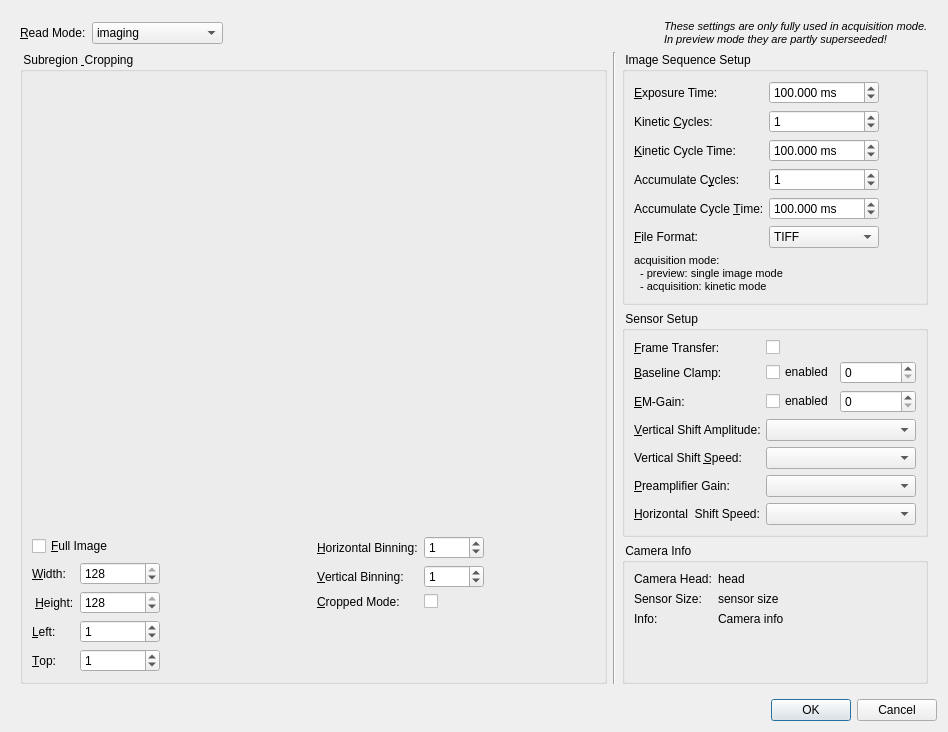
Qt form plugins/cam_andor/andorsettingsdialog.ui (jkriege2/QuickFit3) before a commit.
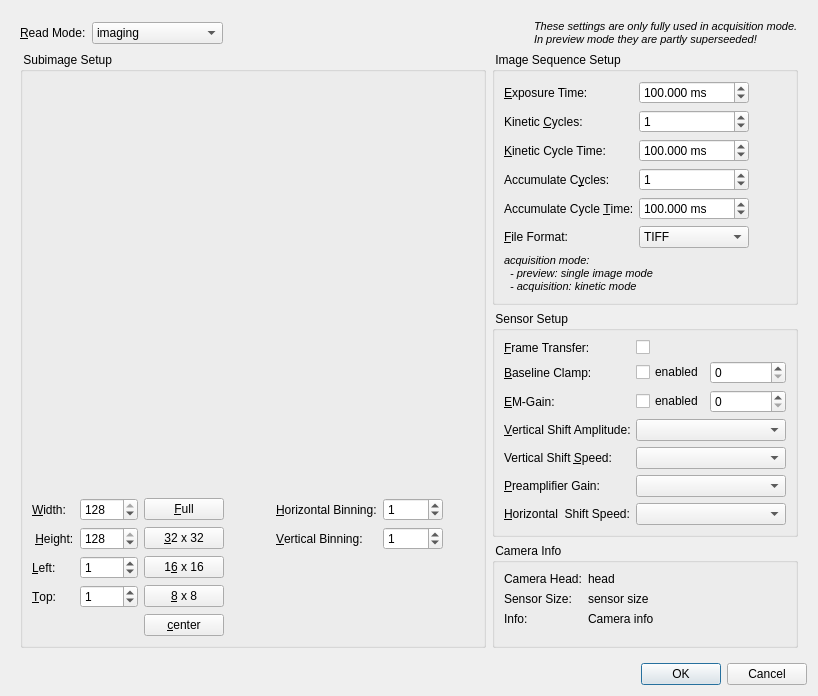
The same form after that commit. Icons and pictures are not drawn. Custom widgets are drawn as their Qt base class.

The edit to the form file:
```diff
--- a/plugins/cam_andor/andorsettingsdialog.ui
+++ b/plugins/cam_andor/andorsettingsdialog.ui
@@ -6,8 +6,8 @@
    <rect>
     <x>0</x>
     <y>0</y>
-    <width>948</width>
-    <height>732</height>
+    <width>818</width>
+    <height>696</height>
    </rect>
   </property>
   <property name="windowTitle">
@@ -23,8 +23,8 @@
   <layout class="QVBoxLayout" name="verticalLayout">
    <item>
     <widget class="QWidget" name="widget" native="true">
-     <layout class="QGridLayout" name="gridLayout" rowstretch="0,1,1,2" columnstretch="1,0,0">
-      <item row="0" column="0" colspan="3">
+     <layout class="QGridLayout" name="gridLayout" rowstretch="0,0,0,1" columnstretch="1,0">
+      <item row="0" column="0" colspan="2">
        <layout class="QHBoxLayout" name="horizontalLayout">
         <item>
          <widget class="QLabel" name="label">
@@ -85,15 +85,15 @@
       <item row="1" column="0" rowspan="3">
        <widget class="QGroupBox" name="groupBox_2">
         <property name="title">
-         <string> Subregion &amp; Cropping </string>
+         <string> Subimage Setup </string>
         </property>
         <property name="flat">
          <bool>true</bool>
         </property>
-        <layout class="QGridLayout" name="gridLayout_2" rowstretch="1,0">
+        <layout class="QGridLayout" name="gridLayout_2" rowstretch="1,0" columnstretch="1,0,1,0">
          <item row="1" column="0">
-          <layout class="QFormLayout" name="formLayout_4">
-           <item row="1" column="0">
+          <layout class="QGridLayout" name="gridLayout_4" columnstretch="1,2,0">
+           <item row="0" column="0">
             <widget class="QLabel" name="label_18">
              <property name="text">
               <string>&amp;Width:</string>
@@ -103,7 +103,7 @@
              </property>
             </widget>
            </item>
-           <item row="1" column="1">
+           <item row="0" column="1">
             <widget class="QSpinBox" name="spinWidth">
              <property name="maximumSize">
               <size>
@@ -119,7 +119,7 @@
              </property>
             </widget>
            </item>
-           <item row="2" column="0">
+           <item row="1" column="0">
             <widget class="QLabel" name="label_19">
              <property name="text">
               <string> &amp;Height:</string>
@@ -129,7 +129,7 @@
              </property>
             </widget>
            </item>
-           <item row="2" column="1">
+           <item row="1" column="1">
             <widget class="QSpinBox" name="spinHeight">
              <property name="maximumSize">
               <size>
@@ -145,7 +145,7 @@
              </property>
             </widget>
            </item>
-           <item row="3" column="0">
+           <item row="2" column="0">
             <widget class="QLabel" name="label_21">
              <property name="text">
               <string>&amp;Left:</string>
@@ -155,7 +155,7 @@
              </property>
             </widget>
            </item>
-           <item row="3" column="1">
+           <item row="2" column="1">
             <widget class="QSpinBox" name="spinLeft">
              <property name="maximumSize">
               <size>
@@ -171,7 +171,7 @@
              </property>
             </widget>
            </item>
-           <item row="4" column="0">
+           <item row="3" column="0">
             <widget class="QLabel" name="label_20">
              <property name="text">
               <string>&amp;Top:</string>
@@ -181,7 +181,7 @@
              </property>
             </widget>
            </item>
-           <item row="4" column="1">
+           <item row="3" column="1">
             <widget class="QSpinBox" name="spinTop">
              <property name="maximumSize">
               <size>
@@ -197,17 +197,48 @@
              </property>
             </widget>
            </item>
-           <item row="0" column="0" colspan="2">
-            <widget class="QCheckBox" name="chkFullImage">
+           <item row="0" column="2">
+            <widget class="QPushButton" name="btnFull">
              <property name="text">
-              <string>&amp;Full Image</string>
+              <string>&amp;Full</string>
+             </property>
+            </widget>
+           </item>
+           <item row="1" column="2">
+            <widget class="QPushButton" name="btn32">
+             <property name="text">
+              <string>&amp;32 x 32</string>
+             </property>
+            </widget>
+           </item>
+           <item row="2" column="2">
+            <widget class="QPushButton" name="btn16">
+             <property name="text">
+              <string>1&amp;6 x 16</string>
+             </property>
+            </widget>
+           </item>
+           <item row="3" column="2">
+            <widget class="QPushButton" name="btn8">
+             <property name="text">
+              <string>&amp;8 x 8</string>
+             </property>
+            </widget>
+           </item>
+           <item row="4" column="2">
+            <widget class="QPushButton" name="btnCenter">
+             <property name="text">
+              <string>&amp;center</string>
              </property>
             </widget>
            </item>
           </layout>
          </item>
-         <item row="1" column="1">
+         <item row="1" column="2">
           <layout class="QFormLayout" name="formLayout_3">
+           <property name="fieldGrowthPolicy">
+            <enum>QFormLayout::AllNonFixedFieldsGrow</enum>
+           </property>
            <item row="0" column="0">
             <widget class="QLabel" name="label_15">
              <property name="text">
@@ -260,32 +291,28 @@
              </property>
             </widget>
            </item>
-           <item row="2" column="0">
-            <widget class="QLabel" name="label_17">
-             <property name="text">
-              <string>&amp;Cropped Mode:</string>
-             </property>
-             <property name="buddy">
-              <cstring>chkCroppedMode</cstring>
-             </property>
-            </widget>
-           </item>
-           <item row="2" column="1">
-            <widget class="QCheckBox" name="chkCroppedMode">
-             <property name="text">
-              <string/>
-             </property>
-            </widget>
-           </item>
           </layout>
          </item>
-         <item row="0" column="0" colspan="2">
+         <item row="0" column="0" colspan="4">
           <widget class="JKQTFastPlotter" name="plotter" native="true"/>
          </item>
+         <item row="1" column="1">
+          <spacer name="horizontalSpacer_2">
+           <property name="orientation">
+            <enum>Qt::Horizontal</enum>
+           </property>
+           <property name="sizeHint" stdset="0">
+            <size>
+             <width>40</width>
+             <height>20</height>
+            </size>
+           </property>
+          </spacer>
+         </item>
         </layout>
        </widget>
       </item>
-      <item row="1" column="2">
+      <item row="1" column="1">
        <widget class="QGroupBox" name="groupBox">
         <property name="title">
          <string> Image Sequence Setup </string>
@@ -463,23 +490,23 @@
            </property>
           </widget>
          </item>
-         <item row="6" column="0" colspan="2">
+         <item row="6" column="0" colspan="3">
           <widget class="QLabel" name="label_2">
            <property name="text">
             <string>&lt;!DOCTYPE HTML PUBLIC &quot;-//W3C//DTD HTML 4.0//EN&quot; &quot;http://www.w3.org/TR/REC-html40/strict.dtd&quot;&gt;
 &lt;html&gt;&lt;head&gt;&lt;meta name=&quot;qrichtext&quot; content=&quot;1&quot; /&gt;&lt;style type=&quot;text/css&quot;&gt;
 p, li { white-space: pre-wrap; }
 &lt;/style&gt;&lt;/head&gt;&lt;body style=&quot; font-family:'MS Shell Dlg 2'; font-size:8.25pt; font-weight:400; font-style:normal;&quot;&gt;
-&lt;p style=&quot; margin-top:0px; margin-bottom:0px; margin-left:0px; margin-right:0px; -qt-block-indent:0; text-indent:0px;&quot;&gt;&lt;span style=&quot; font-size:8pt;&quot;&gt;acquisition mode:&lt;/span&gt;&lt;/p&gt;
-&lt;p style=&quot; margin-top:0px; margin-bottom:0px; margin-left:0px; margin-right:0px; -qt-block-indent:0; text-indent:0px;&quot;&gt;&lt;span style=&quot; font-size:8pt;&quot;&gt;  - &lt;/span&gt;&lt;span style=&quot; font-size:8pt;&quot;&gt;preview:&lt;/span&gt;&lt;span style=&quot; font-size:8pt;&quot;&gt; single image mode&lt;/span&gt;&lt;/p&gt;
-&lt;p style=&quot; margin-top:0px; margin-bottom:0px; margin-left:0px; margin-right:0px; -qt-block-indent:0; text-indent:0px;&quot;&gt;&lt;span style=&quot; font-size:8pt;&quot;&gt;  - acquisition: kinetic mode&lt;/span&gt;&lt;/p&gt;&lt;/body&gt;&lt;/html&gt;</string>
+&lt;p style=&quot; margin-top:0px; margin-bottom:0px; margin-left:0px; margin-right:0px; -qt-block-indent:0; text-indent:0px;&quot;&gt;&lt;span style=&quot; font-size:8pt; font-style:italic;&quot;&gt;acquisition mode:&lt;/span&gt;&lt;/p&gt;
+&lt;p style=&quot; margin-top:0px; margin-bottom:0px; margin-left:0px; margin-right:0px; -qt-block-indent:0; text-indent:0px;&quot;&gt;&lt;span style=&quot; font-size:8pt; font-style:italic;&quot;&gt;  - preview: single image mode&lt;/span&gt;&lt;/p&gt;
+&lt;p style=&quot; margin-top:0px; margin-bottom:0px; margin-left:0px; margin-right:0px; -qt-block-indent:0; text-indent:0px;&quot;&gt;&lt;span style=&quot; font-size:8pt; font-style:italic;&quot;&gt;  - acquisition: kinetic mode&lt;/span&gt;&lt;/p&gt;&lt;/body&gt;&lt;/html&gt;</string>
            </property>
           </widget>
          </item>
         </layout>
        </widget>
       </item>
-      <item row="2" column="2">
+      <item row="2" column="1">
        <widget class="QGroupBox" name="groupBox_3">
         <property name="title">
          <string> Sensor Setup </string>
@@ -668,7 +695,7 @@
         </layout>
        </widget>
       </item>
-      <item row="3" column="2">
+      <item row="3" column="1">
        <widget class="QGroupBox" name="grpCameraInfo">
         <property name="title">
          <string> Camera Info </string>
@@ -734,13 +761,6 @@
         </layout>
        </widget>
       </item>
-      <item row="1" column="1" rowspan="3">
-       <widget class="Line" name="line">
-        <property name="orientation">
-         <enum>Qt::Vertical</enum>
-        </property>
-       </widget>
-      </item>
      </layout>
     </widget>
    </item>
```
Left out of the diff: 87 changed lines with no effect on the pictures.
